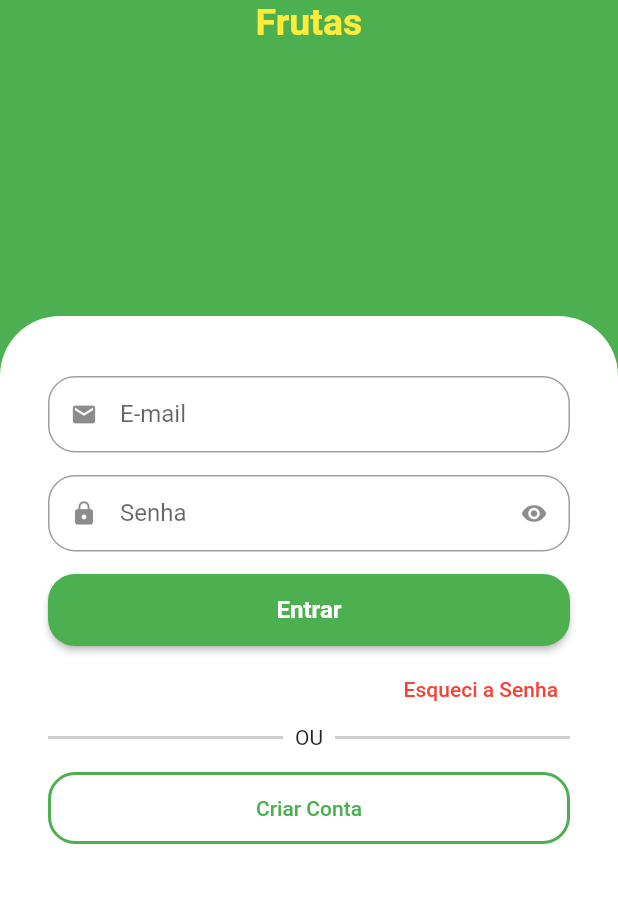
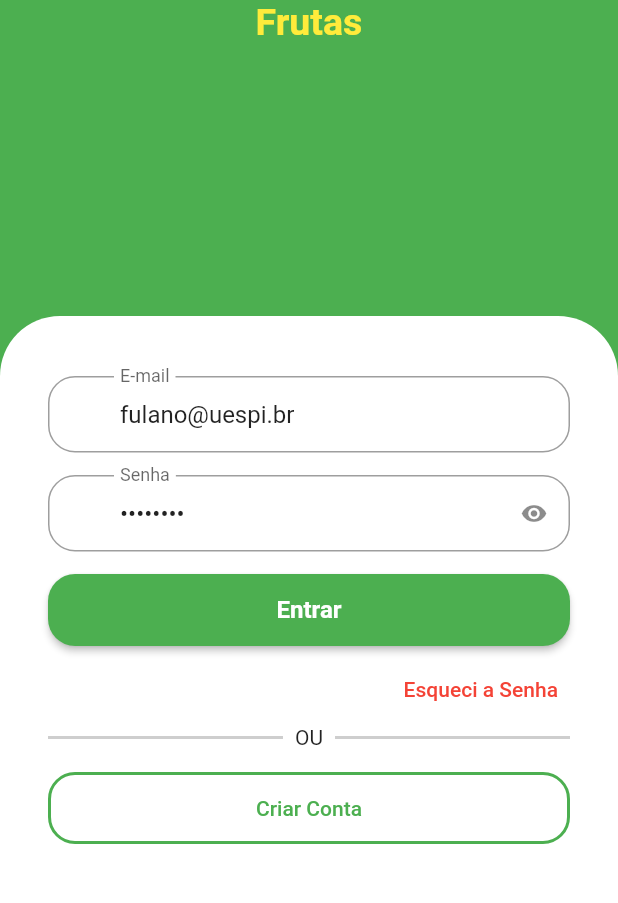
Before and after one commit to uespi-phb/prog4-20242, a Flutter app: the screen it shows after launch, after a tap on "Entrar", on a phone screen of 412 x 824 dp, the part 332-1235 px from its top. Run offline on Flutter 3.47's test engine with Material 3 defaults, Android fonts, the phone set to English and light mode, and no system bars; drawn by our look-alikes of animated_text_kit; our stand-ins replace mask_text_input_formatter; network calls fail.

Commit message:
Aula 2024-11-14

```diff
--- a/grocery/lib/app/grocery_app.dart
+++ b/grocery/lib/app/grocery_app.dart
@@ -15,8 +15,8 @@ class GroceryApp extends StatelessWidget {
       theme: AppTheme.ligth(Colors.green),
       initialRoute: AppRoutes.signIn,
       routes: {
-        AppRoutes.signIn: (_) => const SignInPage(),
-        AppRoutes.signUp: (_) => const SignUpPage(),
+        AppRoutes.signIn: (_) => SignInPage(),
+        AppRoutes.signUp: (_) => SignUpPage(),
       },
     );
   }
--- a/grocery/lib/auth/icon_text_form_field.dart
+++ b/grocery/lib/auth/icon_text_form_field.dart
@@ -1,6 +1,9 @@
 import 'package:flutter/material.dart';
 import 'package:flutter/services.dart';
+import 'package:grocery/utils/validators/phone_validator.dart';
 import 'package:mask_text_input_formatter/mask_text_input_formatter.dart';
+
+import '../utils/validators/validator.dart';
 
 enum IconTextFormFieldType {
   text,
@@ -16,9 +19,13 @@ class IconTextFormField extends StatefulWidget {
   final bool isSecret;
   final IconTextFormFieldType fieldType;
   final EdgeInsetsGeometry margin;
+  final TextEditingController? controller;
+  final Validator? validator;
 
   const IconTextFormField({
     super.key,
+    this.controller,
+    this.validator,
     this.labelText,
     this.icon,
     this.fieldType = IconTextFormFieldType.text,
@@ -32,18 +39,19 @@ class IconTextFormField extends StatefulWidget {
 
 class _IconTextFormFieldState extends State<IconTextFormField> {
   TextInputFormatter? inputFormatter;
+  Validator? validator;
   bool obscuredText = false;
 
   @override
   void initState() {
     super.initState();
 
-    setInputFormatter();
+    _setInputFormatter();
 
     obscuredText = widget.isSecret;
   }
 
-  void setInputFormatter() {
+  void _setInputFormatter() {
     String? mask;
     Map<String, RegExp>? filter;
 
@@ -51,20 +59,24 @@ class _IconTextFormFieldState extends State<IconTextFormField> {
       case IconTextFormFieldType.text:
         break;
       case IconTextFormFieldType.password:
+        // validator = _passwordValidator;
         break;
       case IconTextFormFieldType.email:
+        // validator = _emailValidator;
         break;
       case IconTextFormFieldType.phone:
         mask = '(##) #####-####';
         filter = {
-          '#': RegExp(r'[0-9]'),
+          '#': RegExp(r'\d'),
         };
+        validator = PhoneValidator();
         break;
       case IconTextFormFieldType.cpf:
         mask = '###.###.###-##';
         filter = {
-          '#': RegExp(r'[0-9]'),
+          '#': RegExp(r'\d'),
         };
+        // validator = _cpfValidator;
         break;
     }
 
@@ -82,6 +94,8 @@ class _IconTextFormFieldState extends State<IconTextFormField> {
       padding: widget.margin,
       child: TextFormField(
         inputFormatters: inputFormatters,
+        validator: validator?.validator,
+        controller: widget.controller,
         obscureText: obscuredText,
         decoration: InputDecoration(
           isDense: true,
--- a/grocery/lib/auth/sign_in_page.dart
+++ b/grocery/lib/auth/sign_in_page.dart
@@ -5,7 +5,26 @@ import '../app/app_routes.dart';
 import './icon_text_form_field.dart';
 
 class SignInPage extends StatelessWidget {
-  const SignInPage({super.key});
+  final _formKey = GlobalKey<FormState>();
+  final _emailController = TextEditingController();
+  final _passwordController = TextEditingController();
+
+  SignInPage({super.key}) {
+    _emailController.text = 'fulano@uespi.br';
+    _passwordController.text = '12345678';
+  }
+
+  void _validateForm() {
+    debugPrint('_validateForm()');
+
+    if (_formKey.currentState?.validate() ?? false) {
+      debugPrint('Validation passed');
+    } else {
+      debugPrint('Validation failed');
+    }
+    debugPrint('\tEmail: ${_emailController.text}');
+    debugPrint('\tSenha: ${_passwordController.text}');
+  }
 
   @override
   Widget build(BuildContext context) {
@@ -91,24 +110,28 @@ class SignInPage extends StatelessWidget {
                   ),
                 ),
                 // Form fields
+                child: Form(
+                  key: _formKey,
                   child: Column(
                     crossAxisAlignment: CrossAxisAlignment.stretch,
                     children: [
                       // E-mail Field
-                    const Padding(
-                      padding: EdgeInsets.only(bottom: 15.0),
+                      Padding(
+                        padding: const EdgeInsets.only(bottom: 15.0),
                         child: IconTextFormField(
                           labelText: 'E-mail',
-                        icon: Icons.email,
+                          fieldType: IconTextFormFieldType.email,
+                          controller: _emailController,
                         ),
                       ),
                       // Password Field
-                    const Padding(
-                      padding: EdgeInsets.only(bottom: 15.0),
+                      Padding(
+                        padding: const EdgeInsets.only(bottom: 15.0),
                         child: IconTextFormField(
                           labelText: 'Senha',
-                        icon: Icons.lock,
+                          fieldType: IconTextFormFieldType.password,
                           isSecret: true,
+                          controller: _passwordController,
                         ),
                       ),
 
@@ -123,7 +146,6 @@ class SignInPage extends StatelessWidget {
                               borderRadius: BorderRadius.circular(18.0),
                             ),
                           ),
-                        onPressed: () {},
                           child: const Text(
                             'Entrar',
                             style: TextStyle(
@@ -131,6 +153,9 @@ class SignInPage extends StatelessWidget {
                               fontWeight: FontWeight.bold,
                             ),
                           ),
+                          onPressed: () {
+                            _validateForm();
+                          },
                         ),
                       ),
                       // Forgot Password Button
@@ -188,6 +213,7 @@ class SignInPage extends StatelessWidget {
                     ],
                   ),
                 ),
+              ),
             ],
           ),
         ),
--- /dev/null
+++ b/grocery/lib/utils/validators/phone_validator.dart
@@ -0,0 +1,17 @@
+import './validator.dart';
+
+class PhoneValidator implements Validator {
+  @override
+  String get errorMessage => 'Telefone Inválido';
+
+  @override
+  String? validator(String? value) {
+    if (value != null) {
+      value = value.replaceAll(RegExp(r'[^\d]'), '');
+      if (value != 10 && value != 11) {
+        return 'Telefone inválido';
+      }
+    }
+    return null;
+  }
+}
--- /dev/null
+++ b/grocery/lib/utils/validators/validator.dart
@@ -0,0 +1,4 @@
+abstract class Validator {
+  String get errorMessage;
+  String? validator(String? value);
+}
```
Also changed, not shown: grocery/lib/auth/sign_up_page.dart (+14 -4 lines), grocery/lib/utils/validators/required_validator.dart (added, +14 -0 lines), 1 other file. Lines whose indentation alone changed are shown as unchanged.
